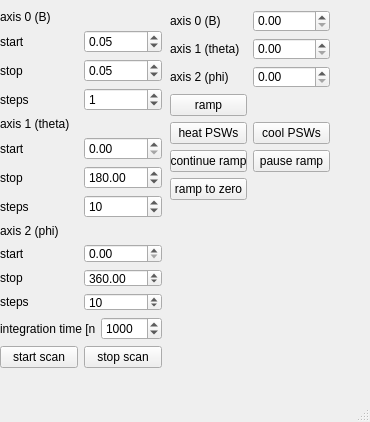
Above: src/qudi/gui/magnet/ui_vectormagnet_prelim.ui from bbuusshh/scudi before the change. Below: the same form after it.
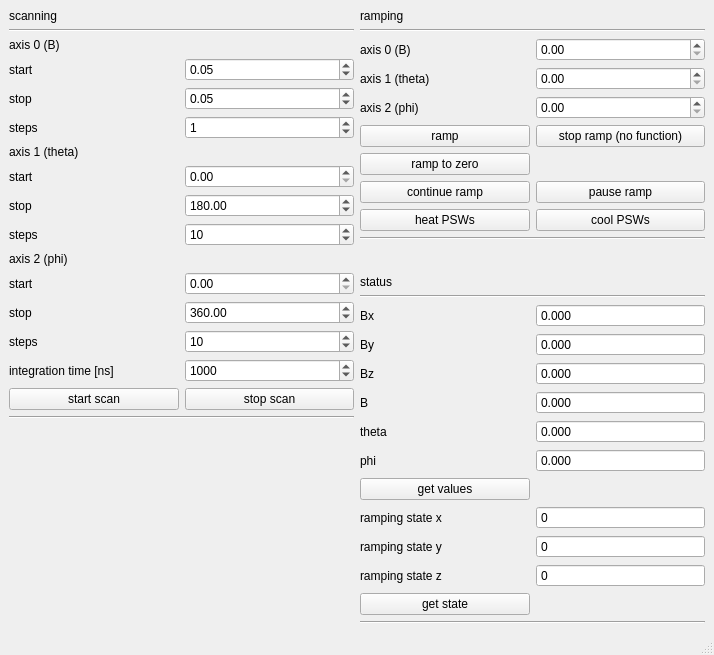
That is the form after the change.

Commit message: Buttons get de- and reactivated

Patch:
```diff
--- a/src/qudi/gui/magnet/ui_vectormagnet_prelim.ui
+++ b/src/qudi/gui/magnet/ui_vectormagnet_prelim.ui
@@ -6,24 +6,31 @@
    <rect>
     <x>0</x>
     <y>0</y>
-    <width>370</width>
-    <height>422</height>
+    <width>714</width>
+    <height>655</height>
    </rect>
   </property>
   <property name="windowTitle">
    <string>MainWindow</string>
   </property>
   <widget class="QWidget" name="centralwidget">
-   <widget class="QWidget" name="verticalLayoutWidget_4">
-    <property name="geometry">
-     <rect>
-      <x>0</x>
-      <y>10</y>
-      <width>162</width>
-      <height>358</height>
-     </rect>
-    </property>
-    <layout class="QVBoxLayout" name="verticalLayout_4">
+   <layout class="QHBoxLayout" name="horizontalLayout_3">
+    <item>
+     <layout class="QVBoxLayout" name="scanning_verticalLayout">
+      <item>
+       <widget class="QLabel" name="label_17">
+        <property name="text">
+         <string>scanning</string>
+        </property>
+       </widget>
+      </item>
+      <item>
+       <widget class="Line" name="line">
+        <property name="orientation">
+         <enum>Qt::Horizontal</enum>
+        </property>
+       </widget>
+      </item>
      <item>
       <layout class="QVBoxLayout" name="axis0_verticalLayout">
        <item>
@@ -261,100 +268,458 @@
        </item>
       </layout>
      </item>
-    </layout>
-   </widget>
-   <widget class="QWidget" name="gridLayoutWidget">
-    <property name="geometry">
-     <rect>
-      <x>170</x>
-      <y>10</y>
-      <width>160</width>
-      <height>190</height>
-     </rect>
-    </property>
+      <item>
+       <widget class="Line" name="line_3">
+        <property name="orientation">
+         <enum>Qt::Horizontal</enum>
+        </property>
+       </widget>
+      </item>
+      <item>
+       <spacer name="verticalSpacer">
+        <property name="orientation">
+         <enum>Qt::Vertical</enum>
+        </property>
+        <property name="sizeHint" stdset="0">
+         <size>
+          <width>20</width>
+          <height>40</height>
+         </size>
+        </property>
+       </spacer>
+      </item>
+     </layout>
+    </item>
+    <item>
+     <layout class="QVBoxLayout" name="ramping_verticalLayout">
+      <item>
+       <widget class="QLabel" name="label_18">
+        <property name="text">
+         <string>ramping</string>
+        </property>
+       </widget>
+      </item>
+      <item>
+       <widget class="Line" name="line_2">
+        <property name="orientation">
+         <enum>Qt::Horizontal</enum>
+        </property>
+       </widget>
+      </item>
+      <item>
     <layout class="QGridLayout" name="gridLayout_4">
-     <item row="0" column="0">
-      <widget class="QLabel" name="label_14">
+        <item row="8" column="0">
+         <widget class="QPushButton" name="ramp_to_zero_pushButton">
        <property name="text">
-        <string>axis 0 (B)</string>
+           <string>ramp to zero</string>
        </property>
       </widget>
      </item>
-     <item row="5" column="0">
-      <widget class="QPushButton" name="continue_ramp_pushButton">
+        <item row="7" column="1">
+         <widget class="QPushButton" name="stop_ramp_pushButton">
        <property name="text">
-        <string>continue ramp</string>
+           <string>stop ramp (no function)</string>
        </property>
       </widget>
      </item>
-     <item row="1" column="1">
+        <item row="7" column="0">
+         <widget class="QPushButton" name="start_ramp_pushButton">
+          <property name="text">
+           <string>ramp</string>
+          </property>
+         </widget>
+        </item>
+        <item row="5" column="1">
       <widget class="QDoubleSpinBox" name="axis1_doubleSpinBox">
        <property name="maximum">
         <double>180.000000000000000</double>
        </property>
       </widget>
      </item>
-     <item row="1" column="0">
-      <widget class="QLabel" name="label_15">
+        <item row="10" column="1">
+         <widget class="QPushButton" name="cool_psw_pushButton">
        <property name="text">
-        <string>axis 1 (theta)</string>
+           <string>cool PSWs</string>
        </property>
       </widget>
      </item>
-     <item row="2" column="0">
-      <widget class="QLabel" name="label_16">
-       <property name="text">
-        <string>axis 2 (phi)</string>
-       </property>
-      </widget>
-     </item>
-     <item row="4" column="0">
+        <item row="10" column="0">
       <widget class="QPushButton" name="heat_psw_pushButton">
        <property name="text">
         <string>heat PSWs</string>
        </property>
       </widget>
      </item>
-     <item row="2" column="1">
+        <item row="6" column="1">
       <widget class="QDoubleSpinBox" name="axis2_doubleSpinBox">
        <property name="maximum">
         <double>360.000000000000000</double>
        </property>
       </widget>
      </item>
-     <item row="4" column="1">
-      <widget class="QPushButton" name="cool_psw_pushButton">
-       <property name="text">
-        <string>cool PSWs</string>
-       </property>
-      </widget>
-     </item>
      <item row="6" column="0">
-      <widget class="QPushButton" name="ramp_to_zero_pushButton">
+         <widget class="QLabel" name="label_16">
        <property name="text">
-        <string>ramp to zero</string>
+           <string>axis 2 (phi)</string>
        </property>
       </widget>
      </item>
-     <item row="5" column="1">
+        <item row="5" column="0">
+         <widget class="QLabel" name="label_15">
+          <property name="text">
+           <string>axis 1 (theta)</string>
+          </property>
+         </widget>
+        </item>
+        <item row="4" column="1">
+         <widget class="QDoubleSpinBox" name="axis0_doubleSpinBox"/>
+        </item>
+        <item row="4" column="0">
+         <widget class="QLabel" name="label_14">
+          <property name="text">
+           <string>axis 0 (B)</string>
+          </property>
+         </widget>
+        </item>
+        <item row="9" column="0">
+         <widget class="QPushButton" name="continue_ramp_pushButton">
+          <property name="text">
+           <string>continue ramp</string>
+          </property>
+         </widget>
+        </item>
+        <item row="9" column="1">
       <widget class="QPushButton" name="pause_ramp_pushButton">
        <property name="text">
         <string>pause ramp</string>
        </property>
       </widget>
      </item>
-     <item row="0" column="1">
-      <widget class="QDoubleSpinBox" name="axis0_doubleSpinBox"/>
+       </layout>
+      </item>
+      <item>
+       <widget class="Line" name="line_5">
+        <property name="orientation">
+         <enum>Qt::Horizontal</enum>
+        </property>
+       </widget>
+      </item>
+      <item>
+       <spacer name="verticalSpacer_2">
+        <property name="orientation">
+         <enum>Qt::Vertical</enum>
+        </property>
+        <property name="sizeHint" stdset="0">
+         <size>
+          <width>20</width>
+          <height>40</height>
+         </size>
+        </property>
+       </spacer>
+      </item>
+      <item>
+       <widget class="QLabel" name="label_19">
+        <property name="text">
+         <string>status</string>
+        </property>
+       </widget>
+      </item>
+      <item>
+       <widget class="Line" name="line_4">
+        <property name="orientation">
+         <enum>Qt::Horizontal</enum>
+        </property>
+       </widget>
+      </item>
+      <item>
+       <layout class="QGridLayout" name="gridLayout_5">
+        <item row="4" column="1">
+         <widget class="QDoubleSpinBox" name="theta_doubleSpinBox">
+          <property name="enabled">
+           <bool>true</bool>
+          </property>
+          <property name="readOnly">
+           <bool>true</bool>
+          </property>
+          <property name="buttonSymbols">
+           <enum>QAbstractSpinBox::NoButtons</enum>
+          </property>
+          <property name="decimals">
+           <number>3</number>
+          </property>
+          <property name="minimum">
+           <double>-9999.000000000000000</double>
+          </property>
+          <property name="maximum">
+           <double>9999.000000000000000</double>
+          </property>
+         </widget>
+        </item>
+        <item row="10" column="1">
+         <widget class="QDoubleSpinBox" name="ramping_state_z_doubleSpinBox">
+          <property name="enabled">
+           <bool>true</bool>
+          </property>
+          <property name="readOnly">
+           <bool>true</bool>
+          </property>
+          <property name="buttonSymbols">
+           <enum>QAbstractSpinBox::NoButtons</enum>
+          </property>
+          <property name="decimals">
+           <number>0</number>
+          </property>
+          <property name="minimum">
+           <double>-9999.000000000000000</double>
+          </property>
+          <property name="maximum">
+           <double>9999.000000000000000</double>
+          </property>
+         </widget>
+        </item>
+        <item row="9" column="1">
+         <widget class="QDoubleSpinBox" name="ramping_state_y_doubleSpinBox">
+          <property name="enabled">
+           <bool>true</bool>
+          </property>
+          <property name="readOnly">
+           <bool>true</bool>
+          </property>
+          <property name="buttonSymbols">
+           <enum>QAbstractSpinBox::NoButtons</enum>
+          </property>
+          <property name="decimals">
+           <number>0</number>
+          </property>
+          <property name="minimum">
+           <double>-9999.000000000000000</double>
+          </property>
+          <property name="maximum">
+           <double>9999.000000000000000</double>
+          </property>
+         </widget>
      </item>
      <item row="3" column="0">
-      <widget class="QPushButton" name="start_ramp_pushButton">
+         <widget class="QLabel" name="label_25">
        <property name="text">
-        <string>ramp</string>
+           <string>B</string>
        </property>
       </widget>
      </item>
-    </layout>
-   </widget>
+        <item row="0" column="1">
+         <widget class="QDoubleSpinBox" name="bx_doubleSpinBox">
+          <property name="enabled">
+           <bool>true</bool>
+          </property>
+          <property name="readOnly">
+           <bool>true</bool>
+          </property>
+          <property name="buttonSymbols">
+           <enum>QAbstractSpinBox::NoButtons</enum>
+          </property>
+          <property name="decimals">
+           <number>3</number>
+          </property>
+          <property name="minimum">
+           <double>-9999.000000000000000</double>
+          </property>
+          <property name="maximum">
+           <double>9999.000000000000000</double>
+          </property>
+         </widget>
+        </item>
+        <item row="2" column="1">
+         <widget class="QDoubleSpinBox" name="bz_doubleSpinBox">
+          <property name="enabled">
+           <bool>true</bool>
+          </property>
+          <property name="readOnly">
+           <bool>true</bool>
+          </property>
+          <property name="buttonSymbols">
+           <enum>QAbstractSpinBox::NoButtons</enum>
+          </property>
+          <property name="decimals">
+           <number>3</number>
+          </property>
+          <property name="minimum">
+           <double>-9999.000000000000000</double>
+          </property>
+          <property name="maximum">
+           <double>9999.000000000000000</double>
+          </property>
+         </widget>
+        </item>
+        <item row="8" column="0">
+         <widget class="QLabel" name="label_28">
+          <property name="text">
+           <string>ramping state x</string>
+          </property>
+         </widget>
+        </item>
+        <item row="5" column="1">
+         <widget class="QDoubleSpinBox" name="phi_doubleSpinBox">
+          <property name="enabled">
+           <bool>true</bool>
+          </property>
+          <property name="readOnly">
+           <bool>true</bool>
+          </property>
+          <property name="buttonSymbols">
+           <enum>QAbstractSpinBox::NoButtons</enum>
+          </property>
+          <property name="decimals">
+           <number>3</number>
+          </property>
+          <property name="minimum">
+           <double>-9999.000000000000000</double>
+          </property>
+          <property name="maximum">
+           <double>9999.000000000000000</double>
+          </property>
+         </widget>
+        </item>
+        <item row="0" column="0">
+         <widget class="QLabel" name="label_20">
+          <property name="text">
+           <string>Bx</string>
+          </property>
+         </widget>
+        </item>
+        <item row="10" column="0">
+         <widget class="QLabel" name="label_26">
+          <property name="text">
+           <string>ramping state z</string>
+          </property>
+         </widget>
+        </item>
+        <item row="7" column="0">
+         <widget class="QPushButton" name="get_values_pushButton">
+          <property name="text">
+           <string>get values</string>
+          </property>
+         </widget>
+        </item>
+        <item row="3" column="1">
+         <widget class="QDoubleSpinBox" name="b_doubleSpinBox">
+          <property name="enabled">
+           <bool>true</bool>
+          </property>
+          <property name="readOnly">
+           <bool>true</bool>
+          </property>
+          <property name="buttonSymbols">
+           <enum>QAbstractSpinBox::NoButtons</enum>
+          </property>
+          <property name="decimals">
+           <number>3</number>
+          </property>
+          <property name="minimum">
+           <double>-9999.000000000000000</double>
+          </property>
+          <property name="maximum">
+           <double>9999.000000000000000</double>
+          </property>
+         </widget>
+        </item>
+        <item row="4" column="0">
+         <widget class="QLabel" name="label_24">
+          <property name="text">
+           <string>theta</string>
+          </property>
+         </widget>
+        </item>
+        <item row="2" column="0">
+         <widget class="QLabel" name="label_23">
+          <property name="text">
+           <string>Bz</string>
+          </property>
+         </widget>
+        </item>
+        <item row="1" column="0">
+         <widget class="QLabel" name="label_22">
+          <property name="text">
+           <string>By</string>
+          </property>
+         </widget>
+        </item>
+        <item row="5" column="0">
+         <widget class="QLabel" name="label_21">
+          <property name="text">
+           <string>phi</string>
+          </property>
+         </widget>
+        </item>
+        <item row="1" column="1">
+         <widget class="QDoubleSpinBox" name="by_doubleSpinBox">
+          <property name="enabled">
+           <bool>true</bool>
+          </property>
+          <property name="readOnly">
+           <bool>true</bool>
+          </property>
+          <property name="buttonSymbols">
+           <enum>QAbstractSpinBox::NoButtons</enum>
+          </property>
+          <property name="decimals">
+           <number>3</number>
+          </property>
+          <property name="minimum">
+           <double>-9999.000000000000000</double>
+          </property>
+          <property name="maximum">
+           <double>9999.000000000000000</double>
+          </property>
+         </widget>
+        </item>
+        <item row="8" column="1">
+         <widget class="QDoubleSpinBox" name="ramping_state_x_doubleSpinBox">
+          <property name="enabled">
+           <bool>true</bool>
+          </property>
+          <property name="readOnly">
+           <bool>true</bool>
+          </property>
+          <property name="buttonSymbols">
+           <enum>QAbstractSpinBox::NoButtons</enum>
+          </property>
+          <property name="decimals">
+           <number>0</number>
+          </property>
+          <property name="minimum">
+           <double>-9999.000000000000000</double>
+          </property>
+          <property name="maximum">
+           <double>9999.000000000000000</double>
+          </property>
+         </widget>
+        </item>
+        <item row="9" column="0">
+         <widget class="QLabel" name="label_27">
+          <property name="text">
+           <string>ramping state y</string>
+          </property>
+         </widget>
+        </item>
+        <item row="11" column="0">
+         <widget class="QPushButton" name="get_ramping_state_pushButton">
+          <property name="text">
+           <string>get state</string>
+          </property>
+         </widget>
+        </item>
+       </layout>
+      </item>
+      <item>
+       <widget class="Line" name="line_6">
+        <property name="orientation">
+         <enum>Qt::Horizontal</enum>
+        </property>
+       </widget>
+      </item>
+     </layout>
+    </item>
+   </layout>
   </widget>
   <widget class="QMenuBar" name="menubar">
    <property name="geometry">
```
Left out of the diff: 2 changed lines with no effect on the pictures. Lines whose indentation alone changed are shown as unchanged. The commit also changes 2 other files.
